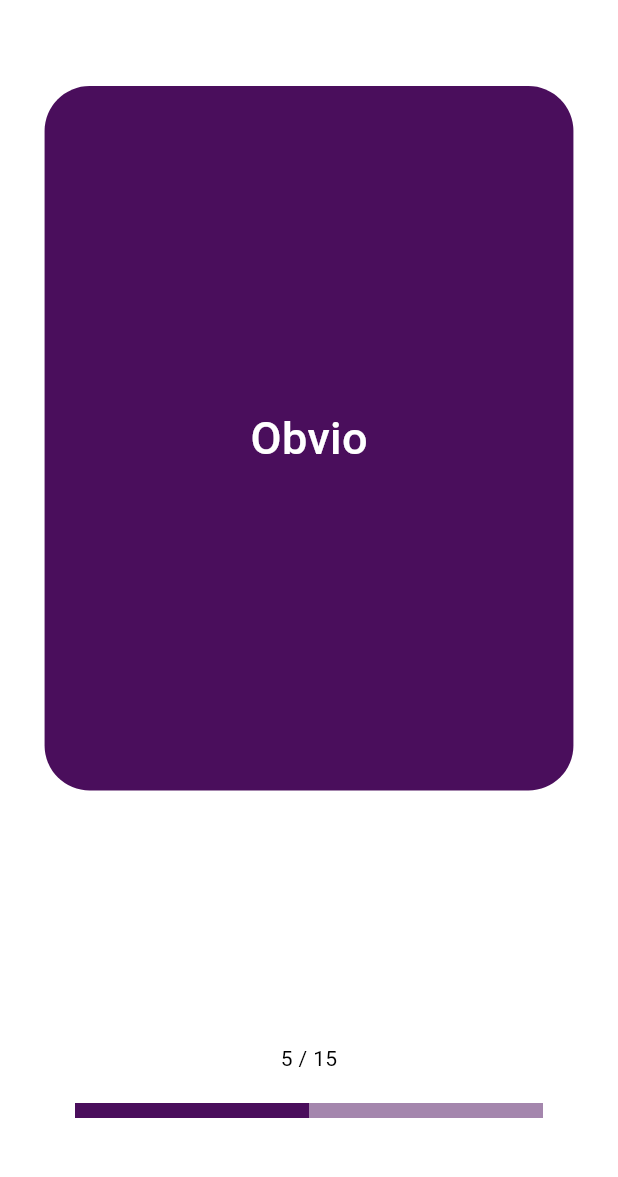
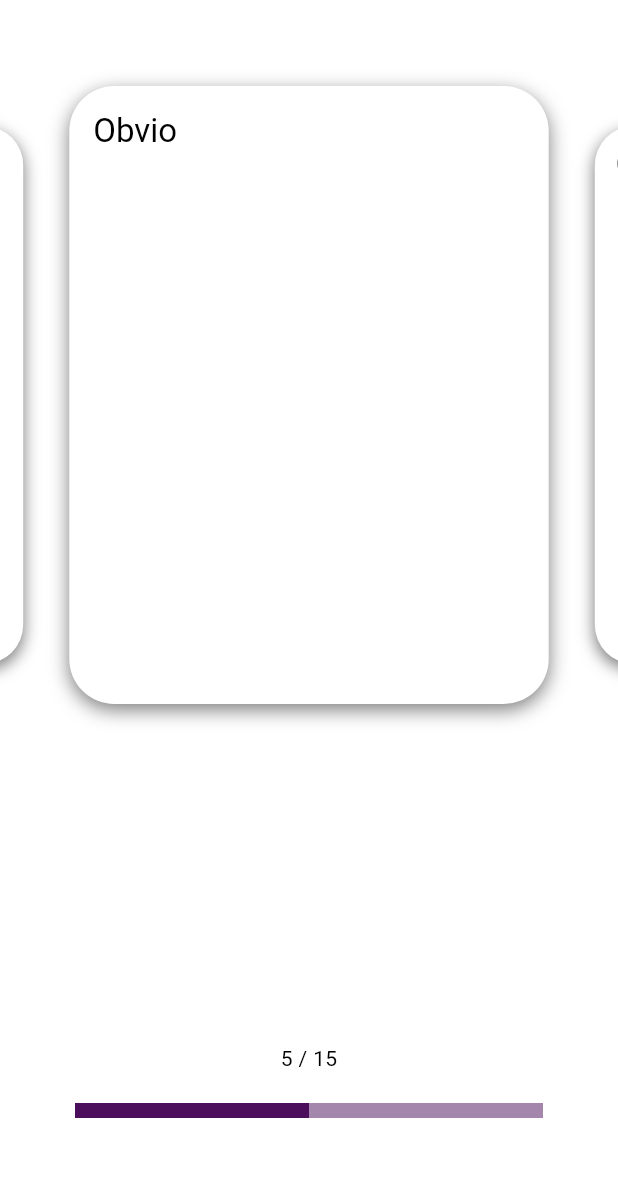
Before and after one commit to Sanjarbek17/flash_cards_app, a Flutter app: the screen it shows after launch, after a tap on "Mathematics", on a phone screen of 412 x 824 dp, the part 58-1235 px from its top. Run offline on Flutter 3.47's test engine with Material 3 defaults, Android fonts, the phone set to English and light mode, and no system bars; drawn by our look-alikes of carousel_slider; our stand-ins replace awesome_extensions, flutter_markdown, flutter_svg, syncfusion_flutter_charts; missing offline and left inert: markdown_editable_textinput.

```diff
--- a/lib/core/constants/custom_router.dart
+++ b/lib/core/constants/custom_router.dart
@@ -1,24 +1,20 @@
 import 'package:flash_cards_app/presentation/pages/account_screen.dart';
+import 'package:flash_cards_app/presentation/pages/add_screen.dart';
 import 'package:flash_cards_app/presentation/pages/app_view.dart';
 import 'package:flash_cards_app/presentation/pages/flashcard_screen.dart';
 import 'package:flash_cards_app/presentation/pages/home_screen.dart';
 import 'package:flutter/material.dart';
 
 class CustomRouter {
-  static const String appView = '/';
-  static const String home = '/home';
-  static const String about = '/about';
-  static const String flashcard = '/flashcard';
-
   static Route<dynamic> generateRoute(RouteSettings settings) {
     switch (settings.name) {
-      case appView:
+      case AppView.routeName:
         return MaterialPageRoute(builder: (_) => const AppView());
-      case home:
+      case HomeScreen.routeName:
         return MaterialPageRoute(builder: (_) => const HomeScreen());
-      case about:
+      case AccountScreen.routeName:
         return MaterialPageRoute(builder: (_) => const AccountScreen());
-      case flashcard:
+      case FlashcardScreen.routeName:
         return MaterialPageRoute(builder: (_) {
           if (settings.arguments is String) {
             final title = settings.arguments as String;
@@ -26,6 +22,8 @@ class CustomRouter {
           }
           return const FlashcardScreen(title: 'Flashcards Screen');
         });
+      case AddScreen.routeName:
+        return MaterialPageRoute(builder: (_) => const AddScreen());
       default:
         return MaterialPageRoute(builder: (_) => const Placeholder());
     }
--- a/lib/core/theme/custom_colors.dart
+++ b/lib/core/theme/custom_colors.dart
@@ -9,4 +9,6 @@ class CustomColors {
   static const Color gridColor = Color(0x3E011936);
 
   static const Color white = Colors.white;
+
+  static const Color black = Colors.black;
 }
--- a/lib/main.dart
+++ b/lib/main.dart
@@ -1,5 +1,6 @@
 import 'package:flash_cards_app/core/constants/custom_router.dart';
 import 'package:flash_cards_app/core/theme/custom_theme.dart';
+import 'package:flash_cards_app/presentation/pages/app_view.dart';
 import 'package:flutter/material.dart';
 
 void main() {
@@ -12,10 +13,10 @@ class MyApp extends StatelessWidget {
   @override
   Widget build(BuildContext context) {
     return MaterialApp(
-      title: 'Flutter Demo',
+      title: 'Flash Cards App',
       theme: theme,
       onGenerateRoute: CustomRouter.generateRoute,
-      initialRoute: CustomRouter.appView,
+      initialRoute: AppView.routeName,
     );
   }
 }
--- a/lib/presentation/pages/account_screen.dart
+++ b/lib/presentation/pages/account_screen.dart
@@ -7,6 +7,8 @@ import 'package:syncfusion_flutter_charts/charts.dart';
 
 class AccountScreen extends StatefulWidget {
   const AccountScreen({super.key});
+
+  static const String routeName = '/about';
 
   @override
   State<AccountScreen> createState() => _AccountScreenState();
@@ -37,7 +39,7 @@ class _AccountScreenState extends State<AccountScreen> {
       appBar: AppBar(
         backgroundColor: Colors.transparent,
         flexibleSpace: Container(
-          height: 270,
+          height: 350,
           decoration: const BoxDecoration(
             color: CustomColors.primaryColor,
             borderRadius: BorderRadius.vertical(
@@ -55,8 +57,13 @@ class _AccountScreenState extends State<AccountScreen> {
               const SizedBox(height: 10),
               Text('Sanjar Saidov', style: context.accountTextStyle),
               Text('Samarkand, Uzbekistan', style: context.accountSubTextStyle),
-              Transform.translate(
-                offset: const Offset(0, 60),
+            ],
+          ),
+        ),
+        bottom: PreferredSize(
+          preferredSize: Size(context.width, 170),
+          child: Transform.translate(
+            offset: const Offset(0, 50),
             child: Padding(
               padding: const EdgeInsets.symmetric(horizontal: 15.0),
               child: Container(
@@ -78,17 +85,11 @@ class _AccountScreenState extends State<AccountScreen> {
               ),
             ),
           ),
-            ],
-          ),
-        ),
-        bottom: PreferredSize(
-          preferredSize: Size(context.width, 250),
-          child: const SizedBox(),
         ),
       ),
       body: Column(
         children: [
-          const SizedBox(height: 50),
+          const SizedBox(height: 80),
           Text('6 hrs, 16 Mins', style: context.accountBodyTextStyle),
           Text('Today', style: context.accountBodySubTextStyle),
           SizedBox(
--- a/lib/presentation/pages/app_view.dart
+++ b/lib/presentation/pages/app_view.dart
@@ -1,10 +1,13 @@
 import 'package:flash_cards_app/core/theme/custom_colors.dart';
 import 'package:flash_cards_app/presentation/pages/account_screen.dart';
+import 'package:flash_cards_app/presentation/pages/add_screen.dart';
 import 'package:flash_cards_app/presentation/pages/home_screen.dart';
 import 'package:flutter/material.dart';
 
 class AppView extends StatefulWidget {
   const AppView({super.key});
+
+  static const String routeName = '/';
 
   @override
   State<AppView> createState() => _AppViewState();
@@ -25,7 +28,11 @@ class _AppViewState extends State<AppView> {
         ],
       ),
       floatingActionButtonLocation: FloatingActionButtonLocation.centerDocked,
-      floatingActionButton: Container(
+      floatingActionButton: InkWell(
+        onTap: () {
+          Navigator.of(context).pushNamed(AddScreen.routeName);
+        },
+        child: Container(
           padding: const EdgeInsets.all(10),
           decoration: const BoxDecoration(
             color: CustomColors.white,
@@ -36,6 +43,7 @@ class _AppViewState extends State<AppView> {
             padding: const EdgeInsets.all(10),
             decoration: const BoxDecoration(shape: BoxShape.circle, color: CustomColors.primaryColor),
             child: const Icon(Icons.add, color: CustomColors.white, size: 40),
+          ),
         ),
       ),
       bottomNavigationBar: InkWell(
--- a/lib/presentation/pages/flashcard_screen.dart
+++ b/lib/presentation/pages/flashcard_screen.dart
@@ -8,6 +8,8 @@ import 'package:flutter/material.dart';
 class FlashcardScreen extends StatelessWidget {
   final String title;
   const FlashcardScreen({super.key, required this.title});
+
+  static const String routeName = '/flashcard';
 
   @override
   Widget build(BuildContext context) {
@@ -24,12 +26,12 @@ class FlashcardScreen extends StatelessWidget {
           // const Spacer(),
           CarouselSlider(
             options: CarouselOptions(
-              height: context.height * 0.57,
+              height: context.height * 0.5,
               // aspectRatio: 0.5,
               clipBehavior: Clip.none,
               // enlargeFactor: 0.5,
               enlargeCenterPage: true,
-              viewportFraction: 0.88,
+              viewportFraction: 0.8,
               // padEnds: false,
             ),
             items: const [
--- a/lib/presentation/pages/home_screen.dart
+++ b/lib/presentation/pages/home_screen.dart
@@ -1,14 +1,16 @@
 import 'package:awesome_extensions/awesome_extensions.dart';
-import 'package:flash_cards_app/core/constants/custom_router.dart';
 import 'package:flash_cards_app/core/extension/text_theme_extension.dart';
 import 'package:flash_cards_app/core/theme/custom_colors.dart';
 import 'package:flash_cards_app/gen/assets.gen.dart';
+import 'package:flash_cards_app/presentation/pages/flashcard_screen.dart';
 import 'package:flash_cards_app/presentation/widgets/category_card.dart';
 import 'package:flutter/material.dart';
 import 'package:flutter_svg/svg.dart';
 
 class HomeScreen extends StatelessWidget {
   const HomeScreen({super.key});
+
+  static const String routeName = '/home';
 
   @override
   Widget build(BuildContext context) {
@@ -124,7 +126,7 @@ class HomeScreen extends StatelessWidget {
                 icon: const Icon(Icons.calculate, color: CustomColors.primaryColor, size: 50),
                 title: 'Mathematics',
                 onTap: () {
-                  Navigator.of(context).pushNamed(CustomRouter.flashcard);
+                  Navigator.of(context).pushNamed(FlashcardScreen.routeName);
                 },
               ),
             ),
--- a/lib/presentation/widgets/carousel_item_widget.dart
+++ b/lib/presentation/widgets/carousel_item_widget.dart
@@ -1,8 +1,9 @@
-import 'package:flash_cards_app/core/extension/text_theme_extension.dart';
+import 'dart:math' as math;
+
 import 'package:flash_cards_app/core/theme/custom_colors.dart';
 import 'package:flutter/material.dart';
 
-import 'dart:math' as math;
+import 'package:flutter_markdown/flutter_markdown.dart';
 
 class CarouselItemWidget extends StatefulWidget {
   const CarouselItemWidget({
@@ -15,7 +16,7 @@ class CarouselItemWidget extends StatefulWidget {
 
 class _CarouselItemWidgetState extends State<CarouselItemWidget> with TickerProviderStateMixin {
   bool isFlipped = false;
-  String text = 'Obvio';
+  String text = '## Obvio';
 
   late final AnimationController _controller;
 
@@ -33,7 +34,7 @@ class _CarouselItemWidgetState extends State<CarouselItemWidget> with TickerProv
         });
       } else {
         setState(() {
-          text = 'Obvio';
+          text = '# Obvio *';
           isFlipped = false;
         });
       }
@@ -57,6 +58,7 @@ class _CarouselItemWidgetState extends State<CarouselItemWidget> with TickerProv
           _controller.reverse();
         }
       },
+      splashColor: Colors.transparent,
       borderRadius: BorderRadius.circular(30),
       child: AnimatedBuilder(
         animation: _controller,
@@ -73,16 +75,26 @@ class _CarouselItemWidgetState extends State<CarouselItemWidget> with TickerProv
           width: MediaQuery.of(context).size.width,
           height: 300,
           margin: const EdgeInsets.symmetric(horizontal: 5.0),
-          decoration: const BoxDecoration(
-            color: CustomColors.primaryColor,
-            borderRadius: BorderRadius.all(Radius.circular(30)),
+          decoration: BoxDecoration(
+            color: CustomColors.white,
+            boxShadow: [
+              BoxShadow(
+                color: CustomColors.black.withOpacity(0.5),
+                offset: const Offset(0, 4),
+                blurRadius: 10,
+              ),
+            ],
+            borderRadius: const BorderRadius.all(Radius.circular(30)),
           ),
           child: Center(
             child: Transform.flip(
               flipX: isFlipped,
-              child: Text(
-                text,
-                style: context.categoryTitleTextStyle,
+              child: Markdown(
+                data: text,
+                // styleSheet: MarkdownStyleSheet(
+                //   h1: context.headline1,
+                //   p: context.headline1,
+                // ),
               ),
             ),
           ),
--- a/pubspec.yaml
+++ b/pubspec.yaml
@@ -39,6 +39,8 @@ dependencies:
   flutter_svg: ^2.0.15
   carousel_slider: ^5.0.0
   syncfusion_flutter_charts: ^27.2.3
+  flutter_markdown: ^0.7.4+2
+  markdown_editable_textinput: ^2.1.0
 
 dev_dependencies:
   flutter_test:
```
Also changed, not shown: lib/presentation/pages/add_screen.dart (added, +44 -0 lines), pubspec.lock. Lines whose indentation alone changed are shown as unchanged.
